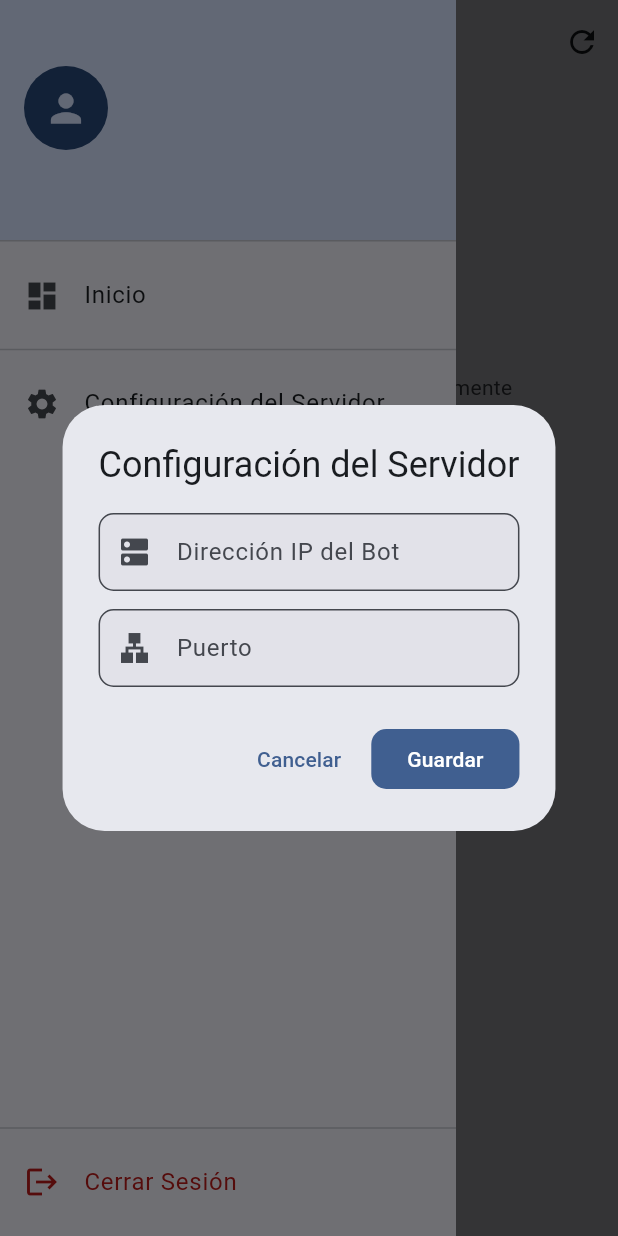
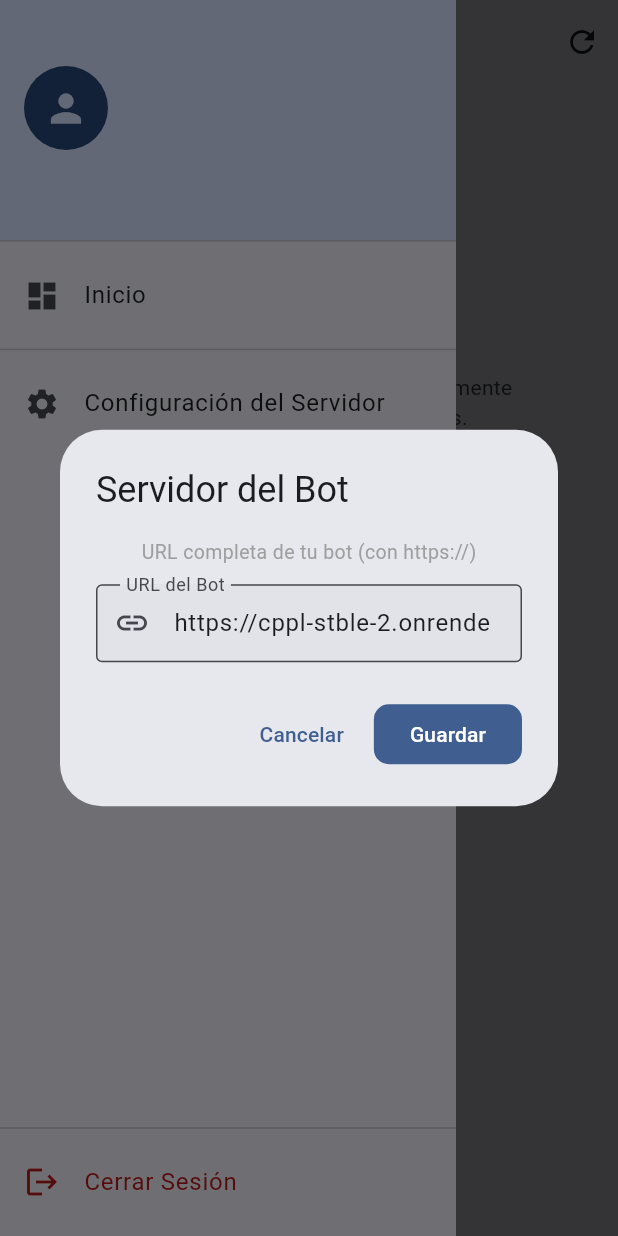
Before and after one commit to khleoalba-blip/contadorppl-bot-user, a Flutter app: the JornadasScreen screen opened by its route, in the side drawer, after a tap on "Configuración del Servidor", on a phone screen of 412 x 824 dp. Run offline on Flutter 3.47's test engine with Material 3 defaults, Android fonts, the phone set to English and light mode, and no system bars; our stand-ins replace flutter_secure_storage, shared_preferences; accounts and stored records are empty; network calls fail.

Commit message:
feat: URL del servidor configurable (default: Render cppl-stble-2)

```diff
--- a/flutter_dashboard/lib/config/api_config.dart
+++ b/flutter_dashboard/lib/config/api_config.dart
@@ -1,20 +1,27 @@
-// ignore_for_file: constant_identifier_names
+import 'package:shared_preferences/shared_preferences.dart';
 
 class ApiConfig {
-  // Cambiar esta IP por la IP del servidor del bot
-  static const String DEFAULT_HOST = '192.168.1.100';
-  static const int DEFAULT_PORT = 3000;
+  static const String DEFAULT_URL = 'https://cppl-stble-2.onrender.com';
   static const String API_PATH = '/api';
 
-  static String _host = DEFAULT_HOST;
-  static int _port = DEFAULT_PORT;
+  static String _baseUrl = DEFAULT_URL;
 
-  static String get baseUrl => 'http://$_host:$_port$API_PATH';
+  static String get baseUrl => '$_baseUrl$API_PATH';
 
-  static void configure({required String host, int port = 3000}) {
-    _host = host;
-    _port = port;
+  static Future<void> loadFromPrefs() async {
+    final prefs = await SharedPreferences.getInstance();
+    _baseUrl = prefs.getString('server_url') ?? DEFAULT_URL;
   }
+
+  static Future<void> setBaseUrl(String url) async {
+    // Quitar trailing slash
+    if (url.endsWith('/')) url = url.substring(0, url.length - 1);
+    _baseUrl = url;
+    final prefs = await SharedPreferences.getInstance();
+    await prefs.setString('server_url', _baseUrl);
+  }
+
+  static String get host => _baseUrl;
 
   // Auth endpoints
   static const String requestCode = '/auth/request-code';
--- a/flutter_dashboard/lib/main.dart
+++ b/flutter_dashboard/lib/main.dart
@@ -16,8 +16,9 @@ import 'screens/listero_detail_screen.dart';
 import 'screens/jornadas_screen.dart';
 import 'screens/jornada_detail_screen.dart';
 
-void main() {
+void main() async {
   WidgetsFlutterBinding.ensureInitialized();
+  await ApiConfig.loadFromPrefs();
   runApp(const ContadorPPLApp());
 }
 
--- a/flutter_dashboard/lib/widgets/app_drawer.dart
+++ b/flutter_dashboard/lib/widgets/app_drawer.dart
@@ -1,5 +1,6 @@
 import 'package:flutter/material.dart';
 import 'package:provider/provider.dart';
+import '../config/api_config.dart';
 import '../providers/auth_provider.dart';
 import '../models/user_model.dart';
 
@@ -97,33 +98,29 @@ class AppDrawer extends StatelessWidget {
   }
 
   void _showServerConfigDialog(BuildContext context) {
-    final hostController = TextEditingController();
-    final portController = TextEditingController();
+    final urlController = TextEditingController(text: ApiConfig.host);
 
     showDialog(
       context: context,
       builder: (ctx) => AlertDialog(
-        title: const Text('Configuración del Servidor'),
+        title: const Text('Servidor del Bot'),
         content: Column(
           mainAxisSize: MainAxisSize.min,
           children: [
-            TextField(
-              controller: hostController,
-              decoration: const InputDecoration(
-                labelText: 'Dirección IP del Bot',
-                hintText: '192.168.1.100',
-                prefixIcon: Icon(Icons.dns),
-              ),
+            const Text(
+              'URL completa de tu bot (con https://)',
+              style: TextStyle(fontSize: 13, color: Colors.grey),
             ),
             const SizedBox(height: 12),
             TextField(
-              controller: portController,
-              keyboardType: TextInputType.number,
+              controller: urlController,
               decoration: const InputDecoration(
-                labelText: 'Puerto',
-                hintText: '3000',
-                prefixIcon: Icon(Icons.lan),
+                labelText: 'URL del Bot',
+                hintText: 'https://cppl-stble-2.onrender.com',
+                prefixIcon: Icon(Icons.link),
+                border: OutlineInputBorder(),
               ),
+              keyboardType: TextInputType.url,
             ),
           ],
         ),
@@ -133,14 +130,20 @@ class AppDrawer extends StatelessWidget {
             child: const Text('Cancelar'),
           ),
           FilledButton(
-            onPressed: () {
-              // Server config would be changed here
-              Navigator.of(ctx).pop();
-              ScaffoldMessenger.of(context).showSnackBar(
-                const SnackBar(
-                  content: Text('Configuración guardada. Reinicia la app para aplicar cambios.'),
-                ),
-              );
+            onPressed: () async {
+              final url = urlController.text.trim();
+              if (url.isNotEmpty) {
+                await ApiConfig.setBaseUrl(url);
+                Navigator.of(ctx).pop();
+                if (context.mounted) {
+                  ScaffoldMessenger.of(context).showSnackBar(
+                    const SnackBar(
+                      content: Text('✅ Servidor actualizado. Reinicia la app para aplicar.'),
+                      backgroundColor: Colors.green,
+                    ),
+                  );
+                }
+              }
             },
             child: const Text('Guardar'),
           ),
```
